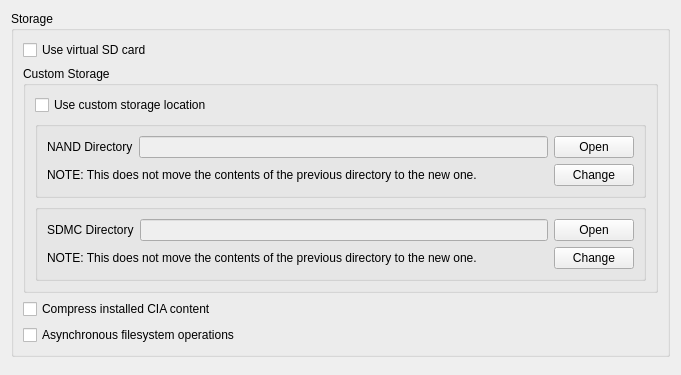
Old version of the form src/citra_qt/configuration/configure_storage.ui in the repository sayenah/Azahar-NoInstall.
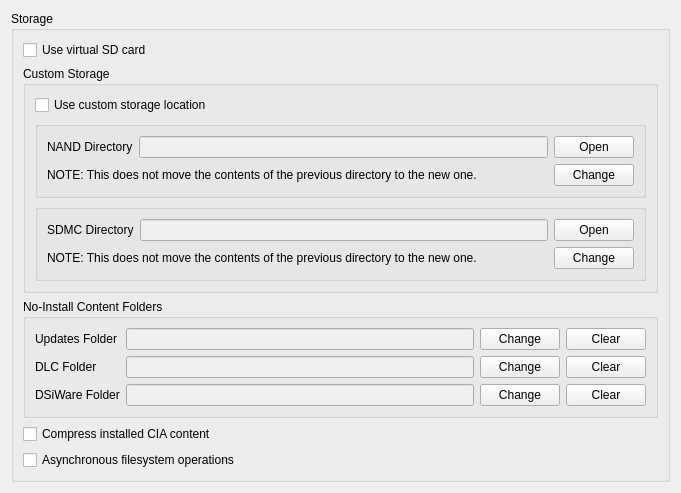
New version of the form.

Commit message: qt,core: content folder settings UI, DSiWare folder, virtual titles in AM list

```diff
--- a/src/citra_qt/configuration/configure_storage.ui
+++ b/src/citra_qt/configuration/configure_storage.ui
@@ -176,6 +176,102 @@
           </layout>
          </widget>
         </item>
+        <item>
+         <widget class="QGroupBox" name="content_folders_group">
+          <property name="title">
+           <string>No-Install Content Folders</string>
+          </property>
+          <property name="toolTip">
+           <string>&lt;html&gt;&lt;head/&gt;&lt;body&gt;&lt;p&gt;Update, DLC and DSiWare CIA files (or zip files containing them) placed in these folders are used directly when a matching game is started. Nothing is installed to the emulated console.&lt;/p&gt;&lt;/body&gt;&lt;/html&gt;</string>
+          </property>
+          <layout class="QGridLayout" name="content_folders_layout">
+           <item row="0" column="0">
+            <widget class="QLabel" name="updates_folder_label">
+             <property name="text">
+              <string>Updates Folder</string>
+             </property>
+            </widget>
+           </item>
+           <item row="0" column="1">
+            <widget class="QLineEdit" name="updates_folder_path">
+             <property name="enabled">
+              <bool>false</bool>
+             </property>
+            </widget>
+           </item>
+           <item row="0" column="2">
+            <widget class="QPushButton" name="change_updates_folder">
+             <property name="text">
+              <string>Change</string>
+             </property>
+            </widget>
+           </item>
+           <item row="0" column="3">
+            <widget class="QPushButton" name="clear_updates_folder">
+             <property name="text">
+              <string>Clear</string>
+             </property>
+            </widget>
+           </item>
+           <item row="1" column="0">
+            <widget class="QLabel" name="dlc_folder_label">
+             <property name="text">
+              <string>DLC Folder</string>
+             </property>
+            </widget>
+           </item>
+           <item row="1" column="1">
+            <widget class="QLineEdit" name="dlc_folder_path">
+             <property name="enabled">
+              <bool>false</bool>
+             </property>
+            </widget>
+           </item>
+           <item row="1" column="2">
+            <widget class="QPushButton" name="change_dlc_folder">
+             <property name="text">
+              <string>Change</string>
+             </property>
+            </widget>
+           </item>
+           <item row="1" column="3">
+            <widget class="QPushButton" name="clear_dlc_folder">
+             <property name="text">
+              <string>Clear</string>
+             </property>
+            </widget>
+           </item>
+           <item row="2" column="0">
+            <widget class="QLabel" name="dsiware_folder_label">
+             <property name="text">
+              <string>DSiWare Folder</string>
+             </property>
+            </widget>
+           </item>
+           <item row="2" column="1">
+            <widget class="QLineEdit" name="dsiware_folder_path">
+             <property name="enabled">
+              <bool>false</bool>
+             </property>
+            </widget>
+           </item>
+           <item row="2" column="2">
+            <widget class="QPushButton" name="change_dsiware_folder">
+             <property name="text">
+              <string>Change</string>
+             </property>
+            </widget>
+           </item>
+           <item row="2" column="3">
+            <widget class="QPushButton" name="clear_dsiware_folder">
+             <property name="text">
+              <string>Clear</string>
+             </property>
+            </widget>
+           </item>
+          </layout>
+         </widget>
+        </item>
         <item>
          <layout class="QVBoxLayout" name="horizontalLayout_5">
           <item>
```
The commit also changes 8 other files.
